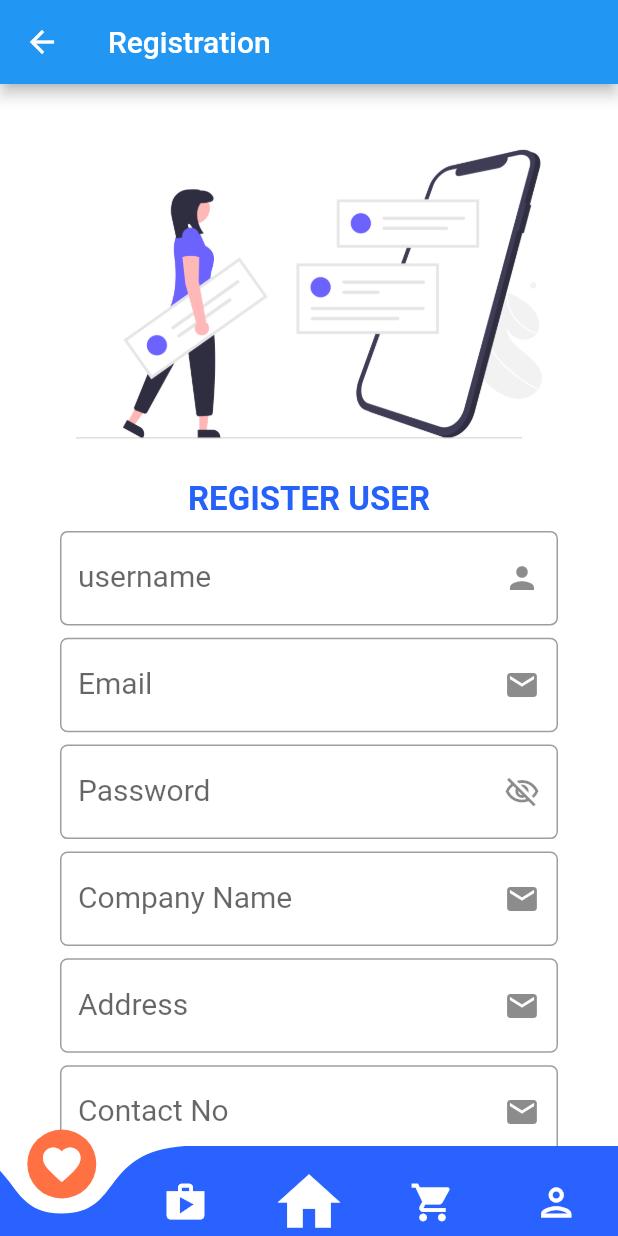
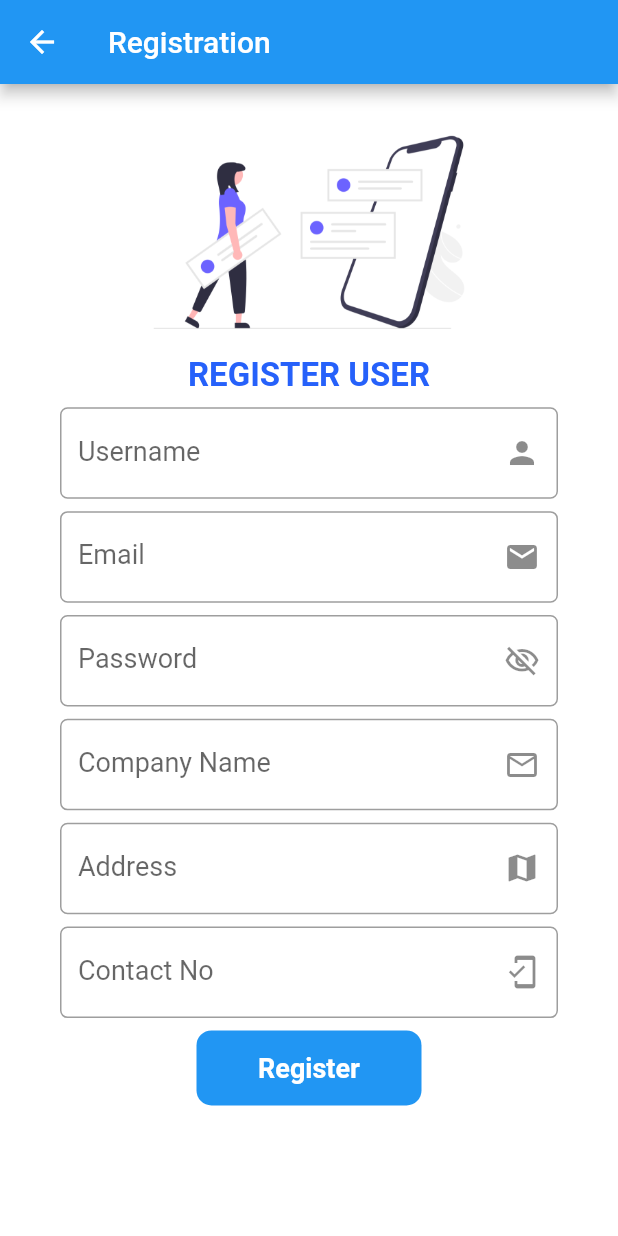
Before and after one commit to yogeshsalve/mobileapp, a Flutter app: the Register screen opened directly, on a phone screen of 412 x 824 dp. Run offline on Flutter 3.47's test engine with Material 2 defaults, Android fonts, the phone set to English and light mode, and no system bars; drawn by our look-alikes of curved_navigation_bar; our stand-ins replace date_field, shared_preferences; accounts and stored records are empty.

Commit message:
register page redesigned

```diff
--- a/lib/placeorder.dart
+++ b/lib/placeorder.dart
@@ -68,7 +68,7 @@ class _PlaceOrderState extends State<PlaceOrder> {
             child: Align(
               alignment: Alignment.center,
               child: Text(
-                "Click Below to Order",
+                "Order Details",
                 style: TextStyle(
                   fontSize: 21,
                   fontWeight: FontWeight.bold,
--- a/lib/register.dart
+++ b/lib/register.dart
@@ -83,7 +83,7 @@ class _RegisterState extends State<Register> {
           ),
         ),
       ),
-      bottomNavigationBar: BottomNavigation(),
+      // bottomNavigationBar: BottomNavigation(),
       body: SingleChildScrollView(
         child: Form(
           key: _formKey,
@@ -95,7 +95,7 @@ class _RegisterState extends State<Register> {
                 child: Image.asset(
                   'images/register.png',
                   fit: BoxFit.cover,
-                  height: size.height * 0.3,
+                  height: size.height * 0.2,
                 ),
               ),
 
@@ -121,9 +121,9 @@ class _RegisterState extends State<Register> {
                 margin: EdgeInsets.symmetric(horizontal: 40),
                 child: TextFormField(
                   controller: myController1,
-                  style: TextStyle(fontSize: 20),
+                  style: TextStyle(fontSize: 18),
                   decoration: InputDecoration(
-                    labelText: "username",
+                    labelText: "Username",
                     // prefixIcon: Icon(Icons.search),
                     suffixIcon: Icon(Icons.person),
                     // border: InputBorder.none,
@@ -147,7 +147,7 @@ class _RegisterState extends State<Register> {
                 margin: EdgeInsets.symmetric(horizontal: 40),
                 child: TextFormField(
                   controller: myController2,
-                  style: TextStyle(fontSize: 20),
+                  style: TextStyle(fontSize: 18),
                   decoration: InputDecoration(
                     labelText: "Email",
                     // prefixIcon: Icon(Icons.search),
@@ -174,7 +174,7 @@ class _RegisterState extends State<Register> {
                 margin: EdgeInsets.symmetric(horizontal: 40),
                 child: TextFormField(
                   controller: myController3,
-                  style: TextStyle(fontSize: 20),
+                  style: TextStyle(fontSize: 18),
                   decoration: InputDecoration(
                     labelText: "Password",
                     suffixIcon: IconButton(
@@ -207,11 +207,11 @@ class _RegisterState extends State<Register> {
                 margin: EdgeInsets.symmetric(horizontal: 40),
                 child: TextFormField(
                   controller: myController4,
-                  style: TextStyle(fontSize: 20),
+                  style: TextStyle(fontSize: 18),
                   decoration: InputDecoration(
                     labelText: "Company Name",
                     // prefixIcon: Icon(Icons.search),
-                    suffixIcon: Icon(Icons.email),
+                    suffixIcon: Icon(Icons.email_outlined),
                     // border: InputBorder.none,
                     border: OutlineInputBorder(
                       borderRadius: BorderRadius.circular(5.0),
@@ -234,11 +234,11 @@ class _RegisterState extends State<Register> {
                 margin: EdgeInsets.symmetric(horizontal: 40),
                 child: TextFormField(
                   controller: myController5,
-                  style: TextStyle(fontSize: 20),
+                  style: TextStyle(fontSize: 18),
                   decoration: InputDecoration(
                     labelText: "Address",
                     // prefixIcon: Icon(Icons.search),
-                    suffixIcon: Icon(Icons.email),
+                    suffixIcon: Icon(Icons.map),
                     // border: InputBorder.none,
                     border: OutlineInputBorder(
                       borderRadius: BorderRadius.circular(5.0),
@@ -261,16 +261,17 @@ class _RegisterState extends State<Register> {
                 margin: EdgeInsets.symmetric(horizontal: 40),
                 child: TextFormField(
                   controller: myController6,
-                  style: TextStyle(fontSize: 20),
+                  style: TextStyle(fontSize: 18),
                   decoration: InputDecoration(
                     labelText: "Contact No",
                     // prefixIcon: Icon(Icons.search),
-                    suffixIcon: Icon(Icons.email),
+                    suffixIcon: Icon(Icons.mobile_friendly),
                     // border: InputBorder.none,
                     border: OutlineInputBorder(
                       borderRadius: BorderRadius.circular(5.0),
                     ),
                   ),
+                  keyboardType: TextInputType.number,
                   validator: (value) {
                     if (value!.isEmpty) {
                       return "Contact no. cannot be empty";
@@ -280,7 +281,7 @@ class _RegisterState extends State<Register> {
                 ),
               ),
 
-              SizedBox(height: size.height * 0.03),
+              SizedBox(height: size.height * 0.01),
               Material(
                 color: Colors.blue,
                 borderRadius: BorderRadius.circular(10),
```
